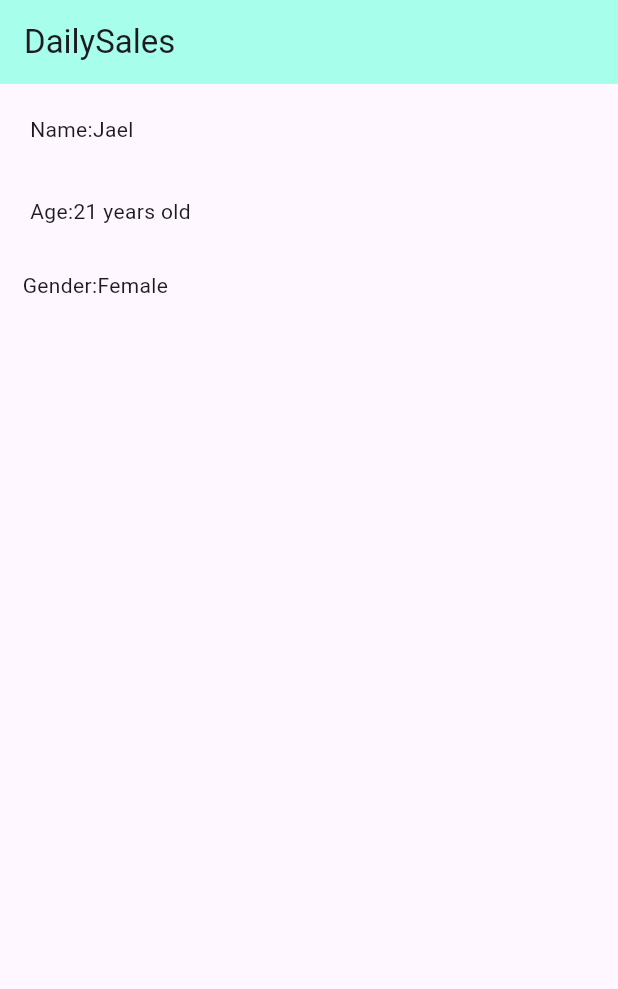
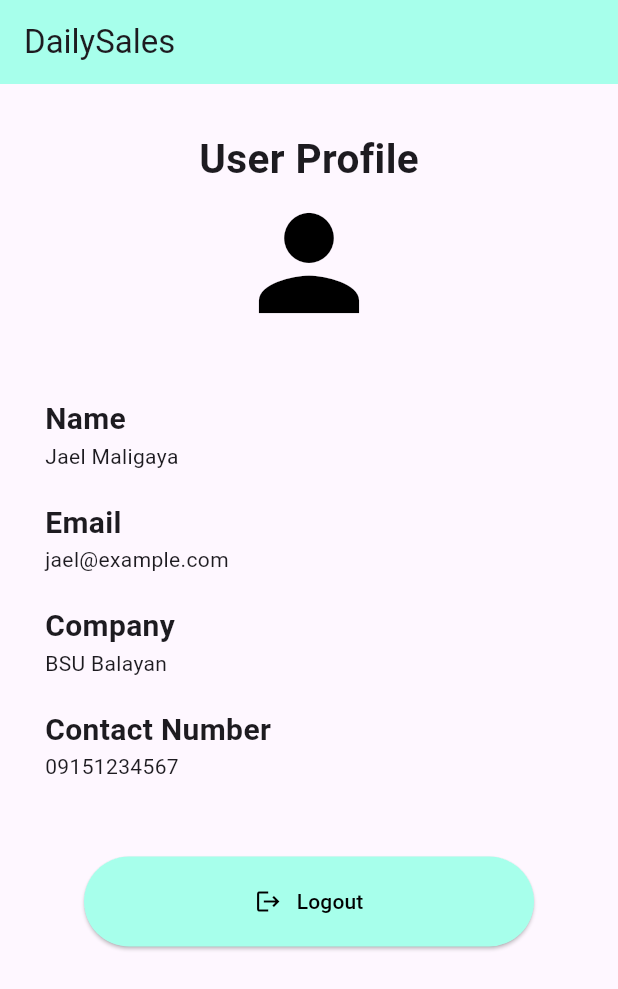
Before and after one commit to jajamaligaya/Daily-Sales, a Flutter app: the screen it shows after launch, on a phone screen of 412 x 824 dp. Shown: the top 989 px of the screen. Run offline on Flutter 3.47's test engine with Material 3 defaults, Android fonts, the phone set to English and light mode, and no system bars.

Commit message:
User_Profile

```diff
--- a/lib/main.dart
+++ b/lib/main.dart
@@ -1,46 +1,124 @@
 import 'package:flutter/material.dart';
 
 void main() {
-  runApp(MaterialApp(
-    home: Scaffold(
+  runApp(MaterialApp(home: Profile()));
+}
+
+class Profile extends StatelessWidget {
+  const Profile({super.key});
+
+  @override
+  Widget build(BuildContext context) {
+    return Scaffold(
       appBar: AppBar(
         title: Text('DailySales'),
         backgroundColor: Colors.tealAccent[100],
-      ) ,
+      ),
       body: Column(
+        crossAxisAlignment: CrossAxisAlignment.start,
         children: [
-          Container(
-            margin:EdgeInsets.all(10),
-            padding:EdgeInsets.symmetric(vertical:10, horizontal: 10),
-            child: Row (
+          Padding(
+            padding: EdgeInsets.symmetric(vertical: 30),
+            child: Center(
+              child: Column(
                 children: [
-                  Text('Name:'),
-                  Text('Jael'),
-                ]
+                  Text(
+                    'User Profile',
+                    style: TextStyle(fontSize: 27, fontWeight: FontWeight.bold),
+                  ),
+                  Icon(
+                    Icons.person,
+                    size: 100,
+                    color: Colors.black,
+                  ),
+                ],
+              ),
             ),
           ),
           Container(
-            margin:EdgeInsets.symmetric(vertical:5, horizontal: 10),
-            padding:EdgeInsets.symmetric(vertical:10, horizontal: 10),
-            child: Row (
-                children: [
-                  Text('Age:'),
-                  Text('21 years old'),
-                ]
+            padding: EdgeInsets.symmetric(vertical: 10, horizontal: 10),
+            margin: const EdgeInsets.fromLTRB(20, 0, 0, 0),
+            child: Column(
+              crossAxisAlignment: CrossAxisAlignment.start,
+              children: [
+                Text(
+                  'Name',
+                  style: TextStyle(fontSize: 20, fontWeight: FontWeight.bold),
+                ),
+                Text('Jael Maligaya'),
+              ],
             ),
           ),
           Container(
-            margin:EdgeInsets.fromLTRB(5, 4, 3, 2),
-            padding:EdgeInsets.symmetric(vertical:10, horizontal: 10),
-            child: Row (
-                children: [
-                  Text('Gender:'),
-                  Text('Female'),
-                ]
+            padding: EdgeInsets.symmetric(vertical: 10, horizontal: 10),
+            margin: const EdgeInsets.fromLTRB(20, 0, 0, 0),
+            child: Column(
+              crossAxisAlignment: CrossAxisAlignment.start,
+              children: [
+                Text(
+                  'Email',
+                  style: TextStyle(fontSize: 20, fontWeight: FontWeight.bold),
+                ),
+                Text('jael@example.com'),
+              ],
+            ),
+          ),
+          Container(
+            padding: EdgeInsets.symmetric(vertical: 10, horizontal: 10),
+            margin: const EdgeInsets.fromLTRB(20, 0, 0, 0),
+            child: Column(
+              crossAxisAlignment: CrossAxisAlignment.start,
+              children: [
+                Text(
+                  'Company',
+                  style: TextStyle(fontSize: 20, fontWeight: FontWeight.bold),
+                ),
+                Text('BSU Balayan'),
+              ],
+            ),
+          ),
+          Container(
+            padding: EdgeInsets.symmetric(vertical: 10, horizontal: 10),
+            margin: const EdgeInsets.fromLTRB(20, 0, 0, 0),
+            child: Column(
+              crossAxisAlignment: CrossAxisAlignment.start,
+              children: [
+                Text(
+                  'Contact Number',
+                  style: TextStyle(fontSize: 20, fontWeight: FontWeight.bold),
+                ),
+                Text('09151234567'),
+              ],
+            ),
+          ),
+          Center(
+            child: Padding(
+              padding: EdgeInsets.only(top: 40),
+              child: Container(
+                width: 300.0,
+                height: 60.0,
+                child: ElevatedButton(
+                  style: ElevatedButton.styleFrom(
+                    backgroundColor: Colors.tealAccent.shade100,
+                    foregroundColor: Colors.black,
+                    ),
+                  onPressed: () {
+                    // Button onPressed action
+                  },
+                  child: Row (
+                    mainAxisAlignment: MainAxisAlignment.center,
+                    children:[
+                      Icon(Icons.logout),
+                      SizedBox(width:10),
+                      Text('Logout'),
+                    ],
+                  ),
+                ),
+              ),
             ),
           ),
         ],
       ),
-    ),
-  ));
+    );
+  }
 }
```
